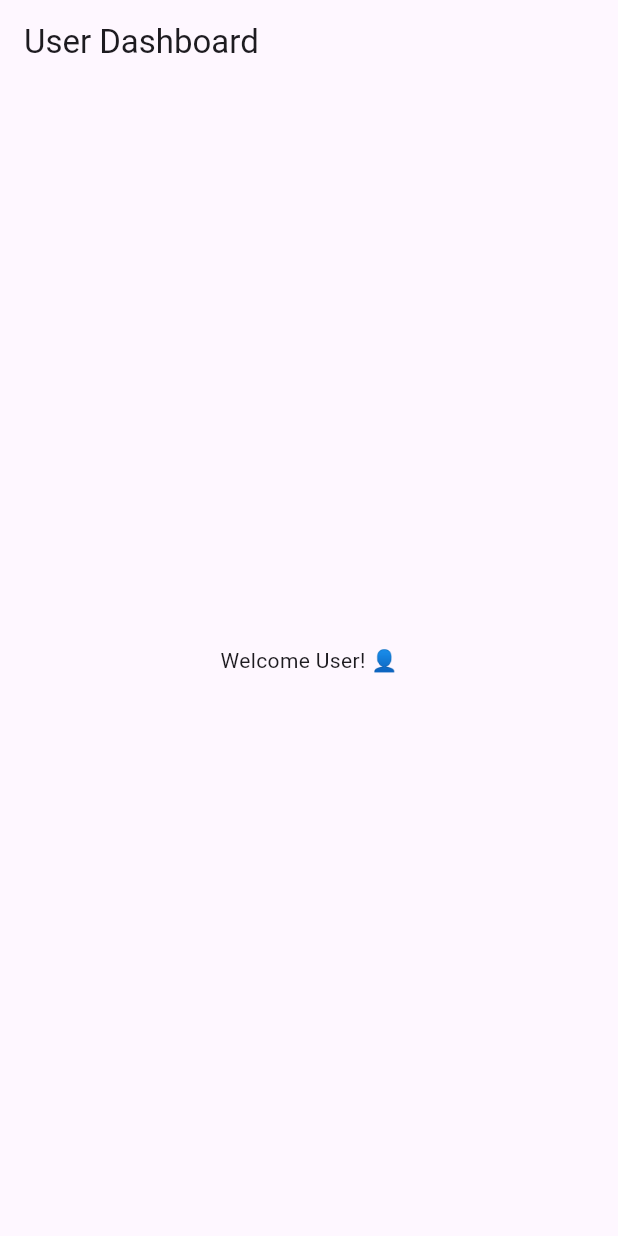
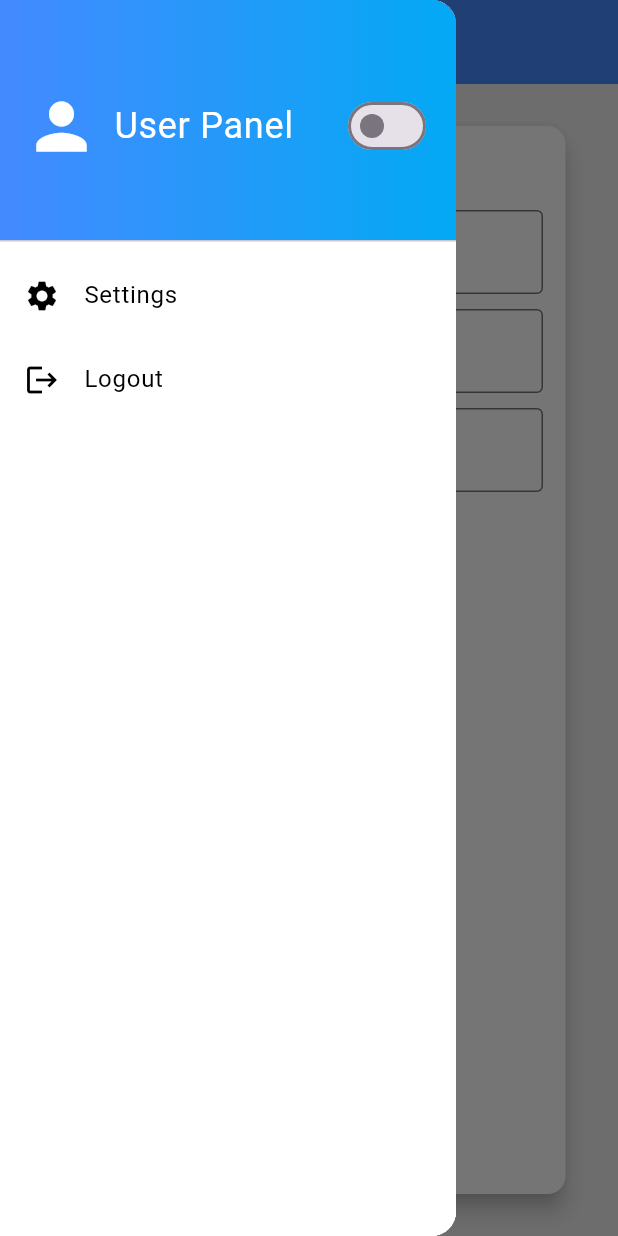
Before and after one commit to sirinegarrouri/pfeProject, a Flutter app: the UserScreen screen opened directly, with the side drawer open (before the commit the screen has no drawer), on a phone screen of 412 x 824 dp. Run offline on Flutter 3.47's test engine with Material 3 defaults, Android fonts, the phone set to English and light mode, and no system bars; our stand-ins replace cloud_firestore, firebase_auth, firebase_core; accounts and stored records are empty.

Commit message:
started the user screen

```diff
--- a/lib/UserScreen.dart
+++ b/lib/UserScreen.dart
@@ -1,11 +1,185 @@
+import 'package:cloud_firestore/cloud_firestore.dart';
+import 'package:firebase_auth/firebase_auth.dart';
 import 'package:flutter/material.dart';
 
-class UserScreen extends StatelessWidget {
+class UserScreen extends StatefulWidget {
+  @override
+  _UserScreenState createState() => _UserScreenState();
+}
+
+class _UserScreenState extends State<UserScreen> {
+  final FirebaseFirestore _firestore = FirebaseFirestore.instance;
+  final FirebaseAuth _auth = FirebaseAuth.instance;
+  bool isDarkMode = false;
+  String? userName;
+  String? userEmail;
+  String? userPhone;
+  String? userRole;
+  final _emailController = TextEditingController();
+  final _phoneController = TextEditingController();
+  final _roleController = TextEditingController();
+
+  // Fetch the authenticated user's UID and data
+  Future<void> _getUserData() async {
+    User? user = _auth.currentUser; // Get current authenticated user
+    if (user != null) {
+      var userDoc = await _firestore.collection('users').doc(user.uid).get(); // Use UID to fetch user data from Firestore
+      if (userDoc.exists) {
+        setState(() {
+          userName = userDoc['name'];
+          userEmail = user.email;
+          userPhone = userDoc['phone'];
+          userRole = userDoc['role'];
+          _emailController.text = userDoc['email'] ?? '';
+          _phoneController.text = userDoc['phone'] ?? '';
+          _roleController.text = userDoc['role'] ?? '';
+        });
+      }
+    }
+  }
+
+  // Update user information in Firestore
+  Future<void> _updateUserData() async {
+    User? user = _auth.currentUser;
+    if (user != null) {
+      await _firestore.collection('users').doc(user.uid).update({
+        'email': _emailController.text,
+        'phone': _phoneController.text,
+        'role': _roleController.text,
+      });
+      ScaffoldMessenger.of(context).showSnackBar(
+        SnackBar(content: Text('User information updated successfully!')),
+      );
+    }
+  }
+
+  @override
+  void initState() {
+    super.initState();
+    _getUserData();
+  }
+
+  Widget _buildUserInfoForm() {
+    return Card(
+      margin: const EdgeInsets.symmetric(vertical: 8, horizontal: 15),
+      elevation: 6,
+      shape: RoundedRectangleBorder(borderRadius: BorderRadius.circular(12)),
+      color: isDarkMode ? Colors.grey[900] : Colors.white,
+      child: Padding(
+        padding: const EdgeInsets.all(15.0),
+        child: Column(
+          crossAxisAlignment: CrossAxisAlignment.start,
+          children: [
+            Text(
+              'User Information',
+              style: TextStyle(
+                fontSize: 18,
+                fontWeight: FontWeight.bold,
+                color: isDarkMode ? Colors.white : Colors.black,
+              ),
+            ),
+            SizedBox(height: 15),
+            TextFormField(
+              controller: _emailController,
+              decoration: InputDecoration(
+                labelText: 'email',
+                border: OutlineInputBorder(),
+              ),
+            ),
+            SizedBox(height: 10),
+            TextFormField(
+              controller: _phoneController,
+              decoration: InputDecoration(
+                labelText: 'Phone',
+                border: OutlineInputBorder(),
+              ),
+            ),
+            SizedBox(height: 10),
+            TextFormField(
+              controller: _roleController,
+              decoration: InputDecoration(
+                labelText: 'Role',
+                border: OutlineInputBorder(),
+              ),
+            ),
+            SizedBox(height: 20),
+            ElevatedButton(
+              onPressed: _updateUserData,
+              child: Text('Update Information'),
+              style: ElevatedButton.styleFrom(
+                backgroundColor: Colors.blueAccent,
+                padding: EdgeInsets.symmetric(vertical: 12, horizontal: 20),
+              ),
+            ),
+          ],
+        ),
+      ),
+    );
+  }
+
+  Widget _buildDrawer() {
+    return Drawer(
+      child: Container(
+        color: isDarkMode ? Colors.grey[900] : Colors.white,
+        child: Column(
+          children: [
+            DrawerHeader(
+              decoration: BoxDecoration(
+                gradient: LinearGradient(
+                  colors: [Colors.blueAccent, Colors.lightBlue],
+                ),
+              ),
+              child: Row(
+                children: [
+                  const Icon(Icons.person, color: Colors.white, size: 50),
+                  const SizedBox(width: 10),
+                  const Text('User Panel', style: TextStyle(color: Colors.white, fontSize: 24)),
+                  const Spacer(),
+                  Switch(
+                    value: isDarkMode,
+                    onChanged: (value) {
+                      setState(() {
+                        isDarkMode = value;
+                      });
+                    },
+                  ),
+                ],
+              ),
+            ),
+            _buildDrawerItem(Icons.settings, "Settings", () {}),
+            _buildDrawerItem(Icons.logout, "Logout", () async {
+              await _auth.signOut(); // Log out the user
+              Navigator.pushReplacementNamed(context, '/login'); // Navigate to login screen
+            }),
+          ],
+        ),
+      ),
+    );
+  }
+
+  Widget _buildDrawerItem(IconData icon, String title, VoidCallback onTap) {
+    return ListTile(
+      leading: Icon(icon, color: isDarkMode ? Colors.white70 : Colors.black),
+      title: Text(title, style: TextStyle(color: isDarkMode ? Colors.white : Colors.black)),
+      onTap: onTap,
+    );
+  }
+
   @override
   Widget build(BuildContext context) {
     return Scaffold(
-      appBar: AppBar(title: Text("User Dashboard")),
-      body: Center(child: Text("Welcome User! 👤")),
+      backgroundColor: isDarkMode ? Colors.black : Colors.grey[200],
+      appBar: AppBar(
+        title: const Text("User Dashboard"),
+        backgroundColor: Colors.blueAccent,
+      ),
+      drawer: _buildDrawer(),
+      body: Padding(
+        padding: const EdgeInsets.all(20.0),
+        child: userName == null
+            ? const Center(child: CircularProgressIndicator())
+            : _buildUserInfoForm(),
+      ),
     );
   }
 }
--- a/pubspec.yaml
+++ b/pubspec.yaml
@@ -38,6 +38,8 @@ dependencies:
   flutter_local_notifications: ^18.0.1
   firebase_auth: ^5.5.1
   cloud_firestore: ^5.6.5
+
+
 
 dev_dependencies:
   flutter_test:
```
